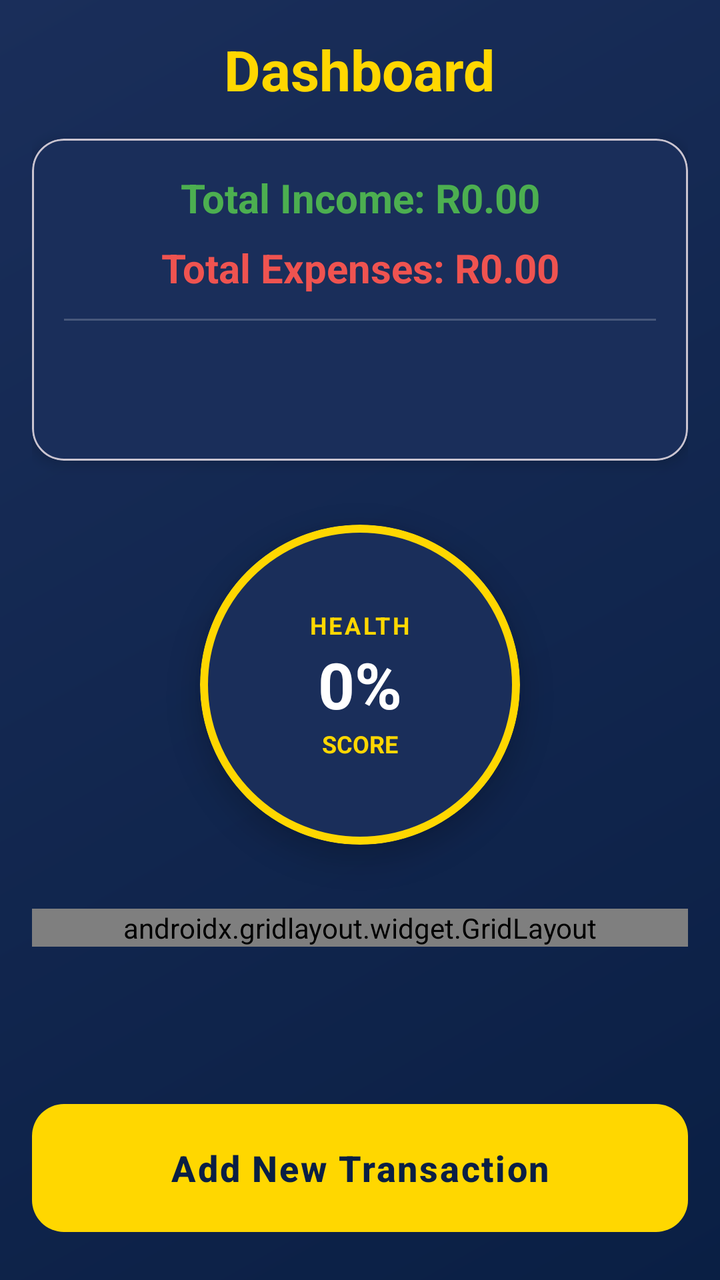
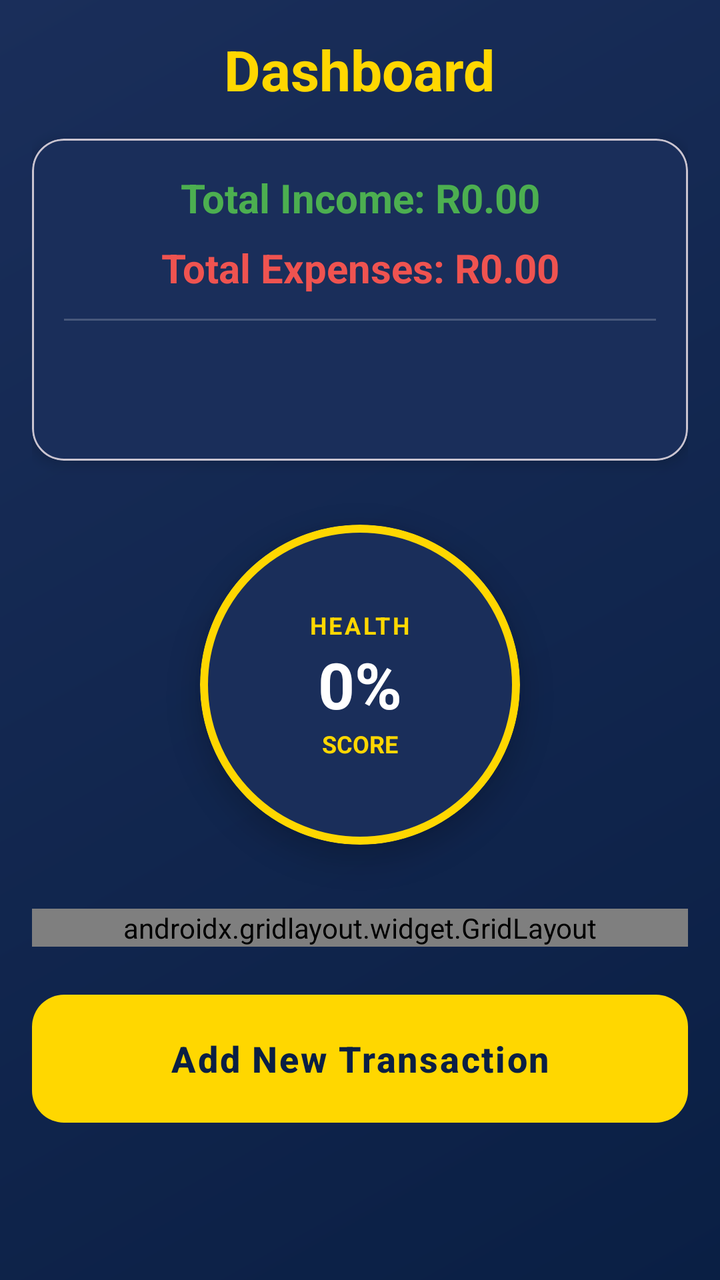

Two renders of the same Android screen: before a commit and after it. Below are the layout's source before the change and the commit's diff.
<!-- AndroidManifest.xml: application theme Theme.CoinQuest -->
<!-- res/layout/activity_dashboard.xml -->
<LinearLayout xmlns:android="http://schemas.android.com/apk/res/android"
    xmlns:app="http://schemas.android.com/apk/res-auto"
    android:layout_width="match_parent"
    android:layout_height="match_parent"
    android:orientation="vertical"
    android:padding="16dp"
    android:fitsSystemWindows="true">

    <TextView
        android:layout_width="wrap_content"
        android:layout_height="wrap_content"
        android:text="@string/dashboard"
        style="@style/TextAppearance.CoinQuest.Headline"
        android:layout_gravity="center"
        android:layout_marginBottom="16dp"/>

    <com.google.android.material.card.MaterialCardView
        android:layout_width="match_parent"
        android:layout_height="wrap_content"
        android:layout_marginBottom="16dp"
        app:cardBackgroundColor="#1A2E5A"
        app:cardElevation="4dp"
        app:cardCornerRadius="16dp">

        <LinearLayout
            android:layout_width="match_parent"
            android:layout_height="wrap_content"
            android:orientation="vertical"
            android:padding="16dp">

            <TextView
                android:id="@+id/tvIncome"
                android:layout_width="match_parent"
                android:layout_height="wrap_content"
                android:text="@string/total_income_r0_00"
                android:textColor="#4CAF50"
                android:textSize="@dimen/text_size_title"
                android:textStyle="bold"
                android:gravity="center" />

            <TextView
                android:id="@+id/tvExpenses"
                android:layout_width="match_parent"
                android:layout_height="wrap_content"
                android:text="@string/total_expenses_r0_00"
                android:textColor="#EF5350"
                android:textSize="@dimen/text_size_title"
                android:textStyle="bold"
                android:gravity="center"
                android:layout_marginTop="8dp" />

            <View
                android:layout_width="match_parent"
                android:layout_height="1dp"
                android:background="#33FFFFFF"
                android:layout_marginVertical="12dp" />

            <TextView
                android:id="@+id/tvIncomeGoalStatus"
                android:layout_width="match_parent"
                android:layout_height="wrap_content"
                style="@style/TextAppearance.CoinQuest.Body"
                android:textSize="@dimen/text_size_label"
                android:gravity="center" />

            <TextView
                android:id="@+id/tvExpenseGoalStatus"
                android:layout_width="match_parent"
                android:layout_height="wrap_content"
                style="@style/TextAppearance.CoinQuest.Body"
                android:textSize="@dimen/text_size_label"
                android:gravity="center"
                android:layout_marginTop="4dp" />
        </LinearLayout>
    </com.google.android.material.card.MaterialCardView>

    <com.google.android.material.card.MaterialCardView
        android:id="@+id/scoreBadge"
        android:layout_width="160dp"
        android:layout_height="160dp"
        android:layout_gravity="center"
        android:layout_marginTop="16dp"
        android:layout_marginBottom="32dp"
        app:cardCornerRadius="80dp"
        app:cardBackgroundColor="#1A2E5A"
        app:strokeColor="#FFD700"
        app:strokeWidth="4dp"
        app:cardElevation="8dp">

        <LinearLayout
            android:layout_width="match_parent"
            android:layout_height="match_parent"
            android:gravity="center"
            android:orientation="vertical">

            <TextView
                android:layout_width="wrap_content"
                android:layout_height="wrap_content"
                android:text="@string/health"
                android:textColor="#FFD700"
                android:textSize="12sp"
                android:textStyle="bold"
                android:letterSpacing="0.1" />

            <TextView
                android:id="@+id/tvScore"
                android:layout_width="wrap_content"
                android:layout_height="wrap_content"
                android:textColor="#FFFFFF"
                android:textSize="32sp"
                android:textStyle="bold"
                android:text="@string/default_score"/>

            <TextView
                android:layout_width="wrap_content"
                android:layout_height="wrap_content"
                android:text="@string/score"
                android:textColor="#FFD700"
                android:textSize="12sp"
                android:textStyle="bold" />
        </LinearLayout>
    </com.google.android.material.card.MaterialCardView>

    <androidx.gridlayout.widget.GridLayout
        android:layout_width="match_parent"
        android:layout_height="wrap_content"
        app:columnCount="2"
        app:alignmentMode="alignMargins"
        android:layout_marginBottom="16dp">

        <Button
            android:id="@+id/btnAnalytics"
            android:layout_width="0dp"
            android:layout_height="wrap_content"
            app:layout_columnWeight="1"
            android:text="Analytics"
            android:backgroundTint="@color/gold"
            android:textColor="@color/navy"
            android:layout_margin="4dp"/>

        <Button
            android:id="@+id/btnGamification"
            android:layout_width="0dp"
            android:layout_height="wrap_content"
            app:layout_columnWeight="1"
            android:text="Rewards"
            android:backgroundTint="@color/gold"
            android:textColor="@color/navy"
            android:layout_margin="4dp"/>

        <Button
            android:id="@+id/btnSavings"
            android:layout_width="0dp"
            android:layout_height="wrap_content"
            app:layout_columnWeight="1"
            android:text="Savings"
            android:backgroundTint="@color/gold"
            android:textColor="@color/navy"
            android:layout_margin="4dp"/>

        <Button
            android:id="@+id/btnCategorySummary"
            android:layout_width="0dp"
            android:layout_height="wrap_content"
            app:layout_columnWeight="1"
            android:text="Summary"
            android:backgroundTint="@color/gold"
            android:textColor="@color/navy"
            android:layout_margin="4dp"/>

        <Button
            android:id="@+id/btnViewHistory"
            android:layout_width="0dp"
            android:layout_height="wrap_content"
            app:layout_columnWeight="1"
            android:text="History"
            android:backgroundTint="@color/gold"
            android:textColor="@color/navy"
            android:layout_margin="4dp"/>

        <Button
            android:id="@+id/btnSetGoals"
            android:layout_width="0dp"
            android:layout_height="wrap_content"
            app:layout_columnWeight="1"
            android:text="Goals"
            android:backgroundTint="@color/gold"
            android:textColor="@color/navy"
            android:layout_margin="4dp"/>

    </androidx.gridlayout.widget.GridLayout>

    <View
        android:layout_width="match_parent"
        android:layout_height="0dp"
        android:layout_weight="1" />

    <Button
        android:id="@+id/btnAddTransaction"
        android:layout_width="match_parent"
        android:layout_height="64dp"
        android:text="@string/add_new_transaction"
        android:textSize="18sp"
        app:cornerRadius="16dp"
        android:layout_marginBottom="8dp"/>

</LinearLayout>
<!-- resources referenced by this layout -->
<resources>
  <color name="gold">#FFD700</color>
  <color name="navy">#0A1F44</color>
  <dimen name="text_size_label">14sp</dimen>
  <dimen name="text_size_title">20sp</dimen>
  <string name="add_new_transaction">Add New Transaction</string>
  <string name="dashboard">Dashboard</string>
  <string name="default_score">0%</string>
  <string name="health">HEALTH</string>
  <string name="score">SCORE</string>
  <string name="total_expenses_r0_00">Total Expenses: R0.00</string>
  <string name="total_income_r0_00">Total Income: R0.00</string>
  <style name="TextAppearance.CoinQuest.Body" parent="TextAppearance.Material3.BodyLarge">
          <item name="android:textSize">@dimen/text_size_body</item>
          <item name="android:textStyle">normal</item>
          <item name="android:textColor">@color/white</item>
      </style>
  <style name="TextAppearance.CoinQuest.Headline" parent="TextAppearance.Material3.HeadlineLarge">
          <item name="android:textSize">@dimen/text_size_headline</item>
          <item name="android:textStyle">bold</item>
          <item name="android:textColor">@color/gold</item>
      </style>
  <style name="Theme.CoinQuest" parent="Base.Theme.CoinQuest" />
  <dimen name="text_size_body">16sp</dimen>
  <color name="white">#FFFFFF</color>
  <dimen name="text_size_headline">28sp</dimen>
  <style name="Base.Theme.CoinQuest" parent="Theme.Material3.DayNight.NoActionBar">
          <item name="colorPrimary">@color/gold</item>
          <item name="colorOnPrimary">@color/navy</item>
          <item name="android:statusBarColor">@color/navy</item>
          <item name="android:windowBackground">@drawable/bg_main_gradient</item>
  
          
          <item name="android:windowActivityTransitions">true</item>
  
          
          <item name="textAppearanceHeadlineLarge">@style/TextAppearance.CoinQuest.Headline</item>
          <item name="textAppearanceTitleLarge">@style/TextAppearance.CoinQuest.Title</item>
          <item name="textAppearanceBodyLarge">@style/TextAppearance.CoinQuest.Body</item>
  
          
          <item name="materialButtonStyle">@style/Widget.CoinQuest.Button</item>
      </style>
  <!-- drawable bg_main_gradient (drawable) -->
  <?xml version="1.0" encoding="utf-8"?>
  <shape xmlns:android="http://schemas.android.com/apk/res/android"
      android:shape="rectangle">
      <gradient
          android:startColor="#0A1F44"
          android:endColor="#1A2E5A"
          android:angle="135" />
  </shape>
  <style name="TextAppearance.CoinQuest.Title" parent="TextAppearance.Material3.TitleLarge">
          <item name="android:textSize">@dimen/text_size_title</item>
          <item name="android:textStyle">bold</item>
          <item name="android:textColor">@color/white</item>
      </style>
  <style name="Widget.CoinQuest.Button" parent="Widget.Material3.Button">
          <item name="android:insetTop">0dp</item>
          <item name="android:insetBottom">0dp</item>
          <item name="shapeAppearanceOverlay">@style/ShapeAppearance.CoinQuest.Button</item>
          <item name="android:textAllCaps">false</item>
          <item name="android:textStyle">bold</item>
          <item name="android:letterSpacing">0.05</item>
      </style>
  <style name="ShapeAppearance.CoinQuest.Button" parent="">
          <item name="cornerSize">12dp</item>
      </style>
</resources>

<!-- the commit's change to res/layout/activity_dashboard.xml (unified diff, before → after) -->
@@ -1,207 +1,209 @@
-<LinearLayout xmlns:android="http://schemas.android.com/apk/res/android"
+<ScrollView xmlns:android="http://schemas.android.com/apk/res/android"
     xmlns:app="http://schemas.android.com/apk/res-auto"
     android:layout_width="match_parent"
     android:layout_height="match_parent"
-    android:orientation="vertical"
-    android:padding="16dp"
+    android:fillViewport="true"
     android:fitsSystemWindows="true">
 
-    <TextView
-        android:layout_width="wrap_content"
-        android:layout_height="wrap_content"
-        android:text="@string/dashboard"
-        style="@style/TextAppearance.CoinQuest.Headline"
-        android:layout_gravity="center"
-        android:layout_marginBottom="16dp"/>
-
-    <com.google.android.material.card.MaterialCardView
+    <LinearLayout
         android:layout_width="match_parent"
         android:layout_height="wrap_content"
-        android:layout_marginBottom="16dp"
-        app:cardBackgroundColor="#1A2E5A"
-        app:cardElevation="4dp"
-        app:cardCornerRadius="16dp">
-
-        <LinearLayout
+        android:orientation="vertical"
+        android:padding="16dp">
+
+        <TextView
+            android:layout_width="wrap_content"
+            android:layout_height="wrap_content"
+            android:text="@string/dashboard"
+            style="@style/TextAppearance.CoinQuest.Headline"
+            android:layout_gravity="center"
+            android:layout_marginBottom="16dp"/>
+
+        <com.google.android.material.card.MaterialCardView
             android:layout_width="match_parent"
             android:layout_height="wrap_content"
-            android:orientation="vertical"
-            android:padding="16dp">
-
-            <TextView
-                android:id="@+id/tvIncome"
+            android:layout_marginBottom="16dp"
+            app:cardBackgroundColor="#1A2E5A"
+            app:cardElevation="4dp"
+            app:cardCornerRadius="16dp">
+
+            <LinearLayout
                 android:layout_width="match_parent"
                 android:layout_height="wrap_content"
-                android:text="@string/total_income_r0_00"
-                android:textColor="#4CAF50"
-                android:textSize="@dimen/text_size_title"
-                android:textStyle="bold"
-                android:gravity="center" />
-
-            <TextView
-                android:id="@+id/tvExpenses"
+                android:orientation="vertical"
+                android:padding="16dp">
+
+                <TextView
+                    android:id="@+id/tvIncome"
+                    android:layout_width="match_parent"
+                    android:layout_height="wrap_content"
+                    android:text="@string/total_income_r0_00"
+                    android:textColor="#4CAF50"
+                    android:textSize="@dimen/text_size_title"
+                    android:textStyle="bold"
+                    android:gravity="center" />
+
+                <TextView
+                    android:id="@+id/tvExpenses"
+                    android:layout_width="match_parent"
+                    android:layout_height="wrap_content"
+                    android:text="@string/total_expenses_r0_00"
+                    android:textColor="#EF5350"
+                    android:textSize="@dimen/text_size_title"
+                    android:textStyle="bold"
+                    android:gravity="center"
+                    android:layout_marginTop="8dp" />
+
+                <View
+                    android:layout_width="match_parent"
+                    android:layout_height="1dp"
+                    android:background="#33FFFFFF"
+                    android:layout_marginVertical="12dp" />
+
+                <TextView
+                    android:id="@+id/tvIncomeGoalStatus"
+                    android:layout_width="match_parent"
+                    android:layout_height="wrap_content"
+                    style="@style/TextAppearance.CoinQuest.Body"
+                    android:textSize="@dimen/text_size_label"
+                    android:gravity="center" />
+
+                <TextView
+                    android:id="@+id/tvExpenseGoalStatus"
+                    android:layout_width="match_parent"
+                    android:layout_height="wrap_content"
+                    style="@style/TextAppearance.CoinQuest.Body"
+                    android:textSize="@dimen/text_size_label"
+                    android:gravity="center"
+                    android:layout_marginTop="4dp" />
+            </LinearLayout>
+        </com.google.android.material.card.MaterialCardView>
+
+        <com.google.android.material.card.MaterialCardView
+            android:id="@+id/scoreBadge"
+            android:layout_width="160dp"
+            android:layout_height="160dp"
+            android:layout_gravity="center"
+            android:layout_marginTop="16dp"
+            android:layout_marginBottom="32dp"
+            app:cardCornerRadius="80dp"
+            app:cardBackgroundColor="#1A2E5A"
+            app:strokeColor="#FFD700"
+            app:strokeWidth="4dp"
+            app:cardElevation="8dp">
+
+            <LinearLayout
                 android:layout_width="match_parent"
-                android:layout_height="wrap_content"
-                android:text="@string/total_expenses_r0_00"
-                android:textColor="#EF5350"
-                android:textSize="@dimen/text_size_title"
-                android:textStyle="bold"
+                android:layout_height="match_parent"
                 android:gravity="center"
-                android:layout_marginTop="8dp" />
-
-            <View
-                android:layout_width="match_parent"
-                android:layout_height="1dp"
-                android:background="#33FFFFFF"
-                android:layout_marginVertical="12dp" />
-
-            <TextView
-                android:id="@+id/tvIncomeGoalStatus"
-                android:layout_width="match_parent"
-                android:layout_height="wrap_content"
-                style="@style/TextAppearance.CoinQuest.Body"
-                android:textSize="@dimen/text_size_label"
-                android:gravity="center" />
-
-            <TextView
-                android:id="@+id/tvExpenseGoalStatus"
-                android:layout_width="match_parent"
-                android:layout_height="wrap_content"
-                style="@style/TextAppearance.CoinQuest.Body"
-                android:textSize="@dimen/text_size_label"
-                android:gravity="center"
-                android:layout_marginTop="4dp" />
-        </LinearLayout>
-    </com.google.android.material.card.MaterialCardView>
-
-    <com.google.android.material.card.MaterialCardView
-        android:id="@+id/scoreBadge"
-        android:layout_width="160dp"
-        android:layout_height="160dp"
-        android:layout_gravity="center"
-        android:layout_marginTop="16dp"
-        android:layout_marginBottom="32dp"
-        app:cardCornerRadius="80dp"
-        app:cardBackgroundColor="#1A2E5A"
-        app:strokeColor="#FFD700"
-        app:strokeWidth="4dp"
-        app:cardElevation="8dp">
-
-        <LinearLayout
+                android:orientation="vertical">
+
+                <TextView
+                    android:layout_width="wrap_content"
+                    android:layout_height="wrap_content"
+                    android:text="@string/health"
+                    android:textColor="#FFD700"
+                    android:textSize="12sp"
+                    android:textStyle="bold"
+                    android:letterSpacing="0.1" />
+
+                <TextView
+                    android:id="@+id/tvScore"
+                    android:layout_width="wrap_content"
+                    android:layout_height="wrap_content"
+                    android:textColor="#FFFFFF"
+                    android:textSize="32sp"
+                    android:textStyle="bold"
+                    android:text="@string/default_score"/>
+
+                <TextView
+                    android:layout_width="wrap_content"
+                    android:layout_height="wrap_content"
+                    android:text="@string/score"
+                    android:textColor="#FFD700"
+                    android:textSize="12sp"
+                    android:textStyle="bold" />
+            </LinearLayout>
+        </com.google.android.material.card.MaterialCardView>
+
+        <androidx.gridlayout.widget.GridLayout
             android:layout_width="match_parent"
-            android:layout_height="match_parent"
-            android:gravity="center"
-            android:orientation="vertical">
-
-            <TextView
-                android:layout_width="wrap_content"
-                android:layout_height="wrap_content"
-                android:text="@string/health"
-                android:textColor="#FFD700"
-                android:textSize="12sp"
-                android:textStyle="bold"
-                android:letterSpacing="0.1" />
-
-            <TextView
-                android:id="@+id/tvScore"
-                android:layout_width="wrap_content"
-                android:layout_height="wrap_content"
-                android:textColor="#FFFFFF"
-                android:textSize="32sp"
-                android:textStyle="bold"
-                android:text="@string/default_score"/>
-
-            <TextView
-                android:layout_width="wrap_content"
-                android:layout_height="wrap_content"
-                android:text="@string/score"
-                android:textColor="#FFD700"
-                android:textSize="12sp"
-                android:textStyle="bold" />
-        </LinearLayout>
-    </com.google.android.material.card.MaterialCardView>
-
-    <androidx.gridlayout.widget.GridLayout
-        android:layout_width="match_parent"
-        android:layout_height="wrap_content"
-        app:columnCount="2"
-        app:alignmentMode="alignMargins"
-        android:layout_marginBottom="16dp">
+            android:layout_height="wrap_content"
+            app:columnCount="2"
+            app:alignmentMode="alignMargins"
+            android:layout_marginBottom="16dp">
+
+            <Button
+                android:id="@+id/btnAnalytics"
+                android:layout_width="0dp"
+                android:layout_height="wrap_content"
+                app:layout_columnWeight="1"
+                android:text="Analytics"
+                android:backgroundTint="@color/gold"
+                android:textColor="@color/navy"
+                android:layout_margin="4dp"/>
+
+            <Button
+                android:id="@+id/btnGamification"
+                android:layout_width="0dp"
+                android:layout_height="wrap_content"
+                app:layout_columnWeight="1"
+                android:text="Rewards"
+                android:backgroundTint="@color/gold"
+                android:textColor="@color/navy"
+                android:layout_margin="4dp"/>
+
+            <Button
+                android:id="@+id/btnSavings"
+                android:layout_width="0dp"
+                android:layout_height="wrap_content"
+                app:layout_columnWeight="1"
+                android:text="Savings"
+                android:backgroundTint="@color/gold"
+                android:textColor="@color/navy"
+                android:layout_margin="4dp"/>
+
+            <Button
+                android:id="@+id/btnCategorySummary"
+                android:layout_width="0dp"
+                android:layout_height="wrap_content"
+                app:layout_columnWeight="1"
+                android:text="Summary"
+                android:backgroundTint="@color/gold"
+                android:textColor="@color/navy"
+                android:layout_margin="4dp"/>
+
+            <Button
+                android:id="@+id/btnViewHistory"
+                android:layout_width="0dp"
+                android:layout_height="wrap_content"
+                app:layout_columnWeight="1"
+                android:text="History"
+                android:backgroundTint="@color/gold"
+                android:textColor="@color/navy"
+                android:layout_margin="4dp"/>
+
+            <Button
+                android:id="@+id/btnSetGoals"
+                android:layout_width="0dp"
+                android:layout_height="wrap_content"
+                app:layout_columnWeight="1"
+                android:text="Goals"
+                android:backgroundTint="@color/gold"
+                android:textColor="@color/navy"
+                android:layout_margin="4dp"/>
+
+        </androidx.gridlayout.widget.GridLayout>
 
         <Button
-            android:id="@+id/btnAnalytics"
-            android:layout_width="0dp"
-            android:layout_height="wrap_content"
-            app:layout_columnWeight="1"
-            android:text="Analytics"
-            android:backgroundTint="@color/gold"
-            android:textColor="@color/navy"
-            android:layout_margin="4dp"/>
-
-        <Button
-            android:id="@+id/btnGamification"
-            android:layout_width="0dp"
-            android:layout_height="wrap_content"
-            app:layout_columnWeight="1"
-            android:text="Rewards"
-            android:backgroundTint="@color/gold"
-            android:textColor="@color/navy"
-            android:layout_margin="4dp"/>
-
-        <Button
-            android:id="@+id/btnSavings"
-            android:layout_width="0dp"
-            android:layout_height="wrap_content"
-            app:layout_columnWeight="1"
-            android:text="Savings"
-            android:backgroundTint="@color/gold"
-            android:textColor="@color/navy"
-            android:layout_margin="4dp"/>
-
-        <Button
-            android:id="@+id/btnCategorySummary"
-            android:layout_width="0dp"
-            android:layout_height="wrap_content"
-            app:layout_columnWeight="1"
-            android:text="Summary"
-            android:backgroundTint="@color/gold"
-            android:textColor="@color/navy"
-            android:layout_margin="4dp"/>
-
-        <Button
-            android:id="@+id/btnViewHistory"
-            android:layout_width="0dp"
-            android:layout_height="wrap_content"
-            app:layout_columnWeight="1"
-            android:text="History"
-            android:backgroundTint="@color/gold"
-            android:textColor="@color/navy"
-            android:layout_margin="4dp"/>
-
-        <Button
-            android:id="@+id/btnSetGoals"
-            android:layout_width="0dp"
-            android:layout_height="wrap_content"
-            app:layout_columnWeight="1"
-            android:text="Goals"
-            android:backgroundTint="@color/gold"
-            android:textColor="@color/navy"
-            android:layout_margin="4dp"/>
-
-    </androidx.gridlayout.widget.GridLayout>
-
-    <View
-        android:layout_width="match_parent"
-        android:layout_height="0dp"
-        android:layout_weight="1" />
-
-    <Button
-        android:id="@+id/btnAddTransaction"
-        android:layout_width="match_parent"
-        android:layout_height="64dp"
-        android:text="@string/add_new_transaction"
-        android:textSize="18sp"
-        app:cornerRadius="16dp"
-        android:layout_marginBottom="8dp"/>
-
-</LinearLayout>
+            android:id="@+id/btnAddTransaction"
+            android:layout_width="match_parent"
+            android:layout_height="64dp"
+            android:text="@string/add_new_transaction"
+            android:textSize="18sp"
+            app:cornerRadius="16dp"
+            android:layout_marginTop="8dp"
+            android:layout_marginBottom="8dp"/>
+
+    </LinearLayout>
+</ScrollView>
